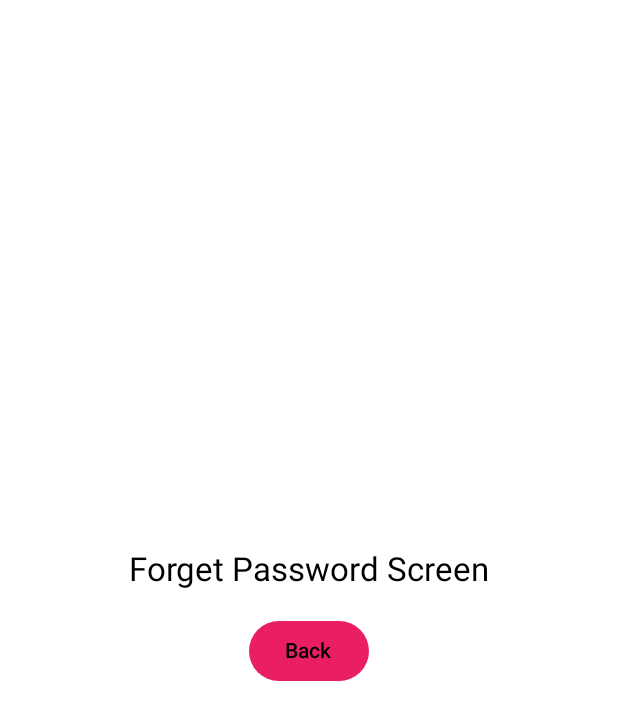
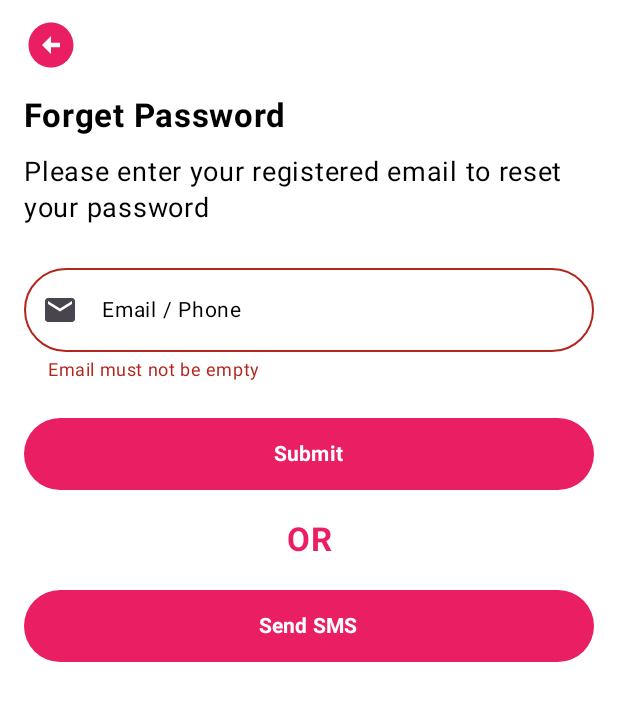
Before and after one commit to DeganiOmaar/gamigApplication, an Android app built with Jetpack Compose: the @Preview function ForgetPasswordLightPreview, on a phone screen of 412 x 824 dp. Shown: the top 720 px of the screen. Run offline under Robolectric (Android 15) with nearby library versions, the phone set to English and light mode, and no system bars.

Commit message:
forget password screen

```diff
--- a/app/src/main/java/com/example/game/MainActivity.kt
+++ b/app/src/main/java/com/example/game/MainActivity.kt
@@ -25,7 +25,7 @@ class MainActivity : ComponentActivity() {
     override fun onCreate(savedInstanceState: Bundle?) {
         super.onCreate(savedInstanceState)
         setContent {
-            // 🎨 Applique automatiquement le thème clair ou sombre selon le système
+            // Dark & Light effect
             GameTheme {
                 Surface(
                     modifier = Modifier.fillMaxSize(),
--- a/app/src/main/java/com/example/game/screens/ForgetPasswordScreen.kt
+++ b/app/src/main/java/com/example/game/screens/ForgetPasswordScreen.kt
@@ -1,45 +1,184 @@
 package com.example.game.screens
 
+import android.graphics.drawable.Icon
 import androidx.compose.foundation.background
+import androidx.compose.foundation.clickable
 import androidx.compose.foundation.layout.*
+import androidx.compose.foundation.layout.Arrangement
+import androidx.compose.foundation.shape.RoundedCornerShape
+import androidx.compose.material.icons.Icons
+import androidx.compose.material.icons.filled.ArrowCircleLeft
+import androidx.compose.material.icons.filled.Email
 import androidx.compose.material3.*
 import androidx.compose.runtime.Composable
+import androidx.compose.runtime.getValue
+import androidx.compose.runtime.mutableStateOf
+import androidx.compose.runtime.remember
+import androidx.compose.runtime.rememberCoroutineScope
+import androidx.compose.runtime.setValue
 import androidx.compose.ui.Alignment
 import androidx.compose.ui.Modifier
+import androidx.compose.ui.focus.onFocusChanged
+import androidx.compose.ui.graphics.Color
+import androidx.compose.ui.text.font.FontWeight
+import androidx.compose.ui.text.style.TextAlign
 import androidx.compose.ui.tooling.preview.Preview
 import androidx.compose.ui.unit.dp
+import androidx.compose.ui.unit.sp
 import androidx.navigation.NavController
 import androidx.navigation.compose.rememberNavController
 import com.example.game.ui.theme.GameTheme
+import kotlinx.coroutines.launch
 
 @Composable
 fun ForgetPasswordScreen(navController: NavController) {
     val colorScheme = MaterialTheme.colorScheme
 
+    var email by remember { mutableStateOf("") }
+
+    var emailError by remember { mutableStateOf(false) }
+    var emailErrorMessage by remember { mutableStateOf<String?>(null) }
+    var emailHasFocus by remember { mutableStateOf(false) }
+
+    val snackBarHostState = remember { SnackbarHostState() }
+    val scope = rememberCoroutineScope()
+
+    Scaffold(snackbarHost = { SnackbarHost(hostState = snackBarHostState) },
+        containerColor = colorScheme.background
+    ) { innerPadding ->
         Column(
             modifier = Modifier
                 .fillMaxSize()
                 .background(colorScheme.background)
-            .padding(20.dp),
-        horizontalAlignment = Alignment.CenterHorizontally,
-        verticalArrangement = Arrangement.Center
+                .padding(16.dp,12.dp)
+                .padding(innerPadding),
+            horizontalAlignment = Alignment.Start,
+            verticalArrangement = Arrangement.Top,
+
         ) {
-        Text(
-            "Forget Password Screen",
-            color = colorScheme.onBackground,
-            style = MaterialTheme.typography.titleLarge
+            Icon(
+                imageVector = Icons.Filled.ArrowCircleLeft,
+                contentDescription = "Back",
+                tint = colorScheme.primary,
+                modifier = Modifier
+                    .clickable {navController.popBackStack()}
+                    .size(36.dp)
             )
 
             Spacer(Modifier.height(16.dp))
 
+            Text("Forget Password",
+                color =  colorScheme.onPrimary,
+                fontSize = 22.sp,
+                fontWeight = FontWeight.Bold,
+            )
+
+            Spacer(Modifier.height(12.dp))
+
+            Text("Please enter your registered email to reset your password",
+                color = colorScheme.onPrimary,
+                fontSize = 18.sp,
+                fontWeight = FontWeight.W400
+            )
+            Spacer(Modifier.height(20.dp))
+
+
+
+            OutlinedTextField(
+                shape = RoundedCornerShape(36.dp),
+                value = email,
+                onValueChange = {
+                    email = it
+                   if(email.isNotEmpty()){
+                       emailError = false
+                       emailErrorMessage = null
+                   }
+                },
+                label = {Text("Email / Phone ",
+                    color = colorScheme.onPrimary,
+                    fontSize = 14.sp
+                    )},
+                leadingIcon = {Icon(
+                    imageVector = Icons.Filled.Email,
+                    contentDescription = "TextField Icon"
+                )},
+                isError = emailError,
+                modifier = Modifier
+                    .fillMaxWidth()
+                    .onFocusChanged { focusState ->
+                        emailHasFocus = focusState.isFocused
+                        if (focusState.isFocused && email.isEmpty()) {
+                            emailError = true
+                            emailErrorMessage = "Email must not be empty"
+                        }},
+                supportingText = {
+                    emailErrorMessage?.let {
+                        Text(it, color = MaterialTheme.colorScheme.error, fontSize = 12.sp)
+                    }
+                },
+            )
+
+            Spacer(Modifier.height(24.dp))
+
             Button(
-            onClick = { navController.popBackStack() },
-            colors = ButtonDefaults.buttonColors(
-                containerColor = colorScheme.primary,
-                contentColor = colorScheme.onPrimary
+                onClick = {
+                    emailError = email.isEmpty()
+                    emailErrorMessage = when{
+                        email.isEmpty() -> "Email must be not empty"
+                        else -> null
+                    }
+                    if (emailError){
+                        scope.launch {
+                            snackBarHostState.showSnackbar(
+                                "You have some error in your inputs",
+                                withDismissAction = true
                             )
+                        }
+                    }
+
+                    if (!emailError){
+                        //TODO LATER
+                    }
+                },
+                modifier = Modifier.fillMaxWidth().height(48.dp)
             ) {
-            Text("Back")
+                Text(
+                    "Submit",
+                    color = Color.White,
+                    fontWeight = FontWeight.Bold
+                )
+            }
+
+
+            Spacer(Modifier.height(20.dp))
+
+            Text(
+                "OR",
+                fontWeight = FontWeight.Bold,
+                fontSize = 22.sp,
+                color = colorScheme.primary,
+                textAlign = TextAlign.Center,
+                modifier = Modifier.fillMaxWidth(),
+            )
+
+            Spacer(Modifier.height(20.dp))
+
+            Button(
+                onClick = {
+                },
+                modifier = Modifier.fillMaxWidth().height(48.dp)
+            ) {
+                Text(
+                    "Send SMS",
+                    color = Color.White,
+                    fontWeight = FontWeight.Bold
+                )
+            }
+
+
+
+
+
         }
     }
 }
--- a/app/src/main/java/com/example/game/screens/LoginPage.kt
+++ b/app/src/main/java/com/example/game/screens/LoginPage.kt
@@ -32,7 +32,7 @@ import kotlinx.coroutines.launch
 
 @Composable
 fun LoginPage(navController: NavController) {
-    // Champs utilisateur
+    // User Inputs
     var email by remember { mutableStateOf("") }
     var password by remember { mutableStateOf("") }
 
@@ -44,7 +44,7 @@ fun LoginPage(navController: NavController) {
     val snackBarHostState = remember { SnackbarHostState() }
     val scope = rememberCoroutineScope()
 
-    // Palette dynamique
+    // Color
     val colorScheme = MaterialTheme.colorScheme
 
     Scaffold(
@@ -160,7 +160,7 @@ fun LoginPage(navController: NavController) {
                         }
                     }
                 },
-                modifier = Modifier.fillMaxWidth(),
+                modifier = Modifier.fillMaxWidth().height(48.dp),
                 shape = RoundedCornerShape(24.dp),
                 colors = ButtonDefaults.buttonColors(
                     containerColor = colorScheme.primary,
@@ -172,7 +172,7 @@ fun LoginPage(navController: NavController) {
 
             Spacer(Modifier.height(16.dp))
 
-            // Mot de passe oublié + Remember Me
+            // Forget Password
             Row(
                 modifier = Modifier.fillMaxWidth(),
                 horizontalArrangement = Arrangement.SpaceBetween,
@@ -209,7 +209,7 @@ fun LoginPage(navController: NavController) {
 
             Spacer(Modifier.height(20.dp))
 
-            // Connexion réseaux sociaux
+            // Social Media
             Row(
                 Modifier.fillMaxWidth(),
                 horizontalArrangement = Arrangement.SpaceBetween,
--- a/app/src/main/java/com/example/game/screens/SignUpScreen.kt
+++ b/app/src/main/java/com/example/game/screens/SignUpScreen.kt
@@ -268,7 +268,7 @@ fun SignUpScreen(navController: NavController) {
                         }
                     }
                 },
-                modifier = Modifier.fillMaxWidth(),
+                modifier = Modifier.fillMaxWidth().height(48.dp),
                 shape = RoundedCornerShape(24.dp),
                 colors = ButtonDefaults.buttonColors(
                     containerColor = colorScheme.primary,
--- a/app/src/main/java/com/example/game/ui/theme/Color.kt
+++ b/app/src/main/java/com/example/game/ui/theme/Color.kt
@@ -2,14 +2,14 @@ package com.example.game.ui.theme
 
 import androidx.compose.ui.graphics.Color
 
-// 🎨 Mode clair
+//  Mode clair
 val LightPrimary = Color(0xFFE91E63)
 val LightBackground = Color(0xFFFFFFFF)
 val LightSurface = Color(0xFFFFFFFF)
 val LightText = Color(0xFF000000)
 val LightSnackbar = Color(0xFFE91E63)
 
-// 🌙 Mode sombre
+//  Mode sombre
 val DarkPrimary = Color(0xFFE91E63)
 val DarkBackground = Color(0xFF121212)
 val DarkSurface = Color(0xFF121212)
--- a/app/src/main/java/com/example/game/ui/theme/Theme.kt
+++ b/app/src/main/java/com/example/game/ui/theme/Theme.kt
@@ -10,7 +10,7 @@ import androidx.compose.ui.graphics.toArgb
 import androidx.compose.ui.platform.LocalView
 import androidx.core.view.WindowCompat
 
-// 🌙 Palette de couleurs pour le mode sombre
+//  Palette de couleurs pour le mode sombre
 private val DarkColorScheme = darkColorScheme(
     primary = DarkPrimary,
     background = DarkBackground,
@@ -20,7 +20,7 @@ private val DarkColorScheme = darkColorScheme(
     onSurface = DarkText
 )
 
-// 🌞 Palette de couleurs pour le mode clair
+//  Palette de couleurs pour le mode clair
 private val LightColorScheme = lightColorScheme(
     primary = LightPrimary,
     background = LightBackground,
```
Lines whose indentation alone changed are shown as unchanged.
